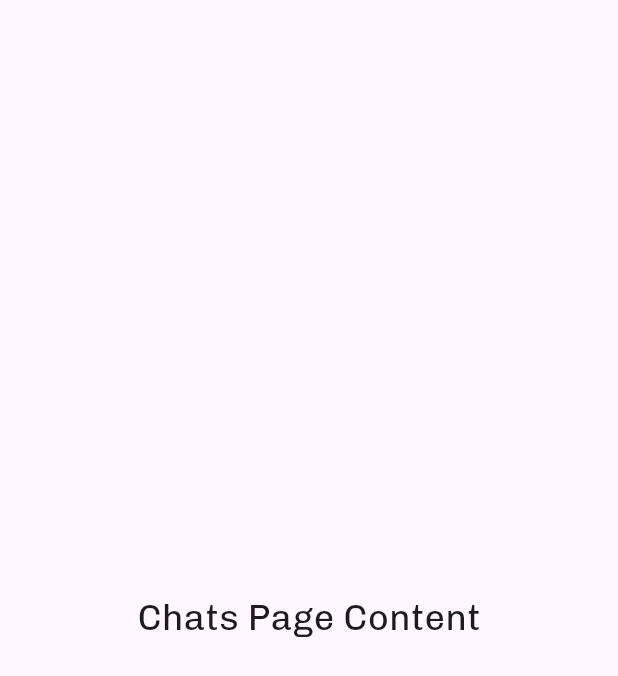
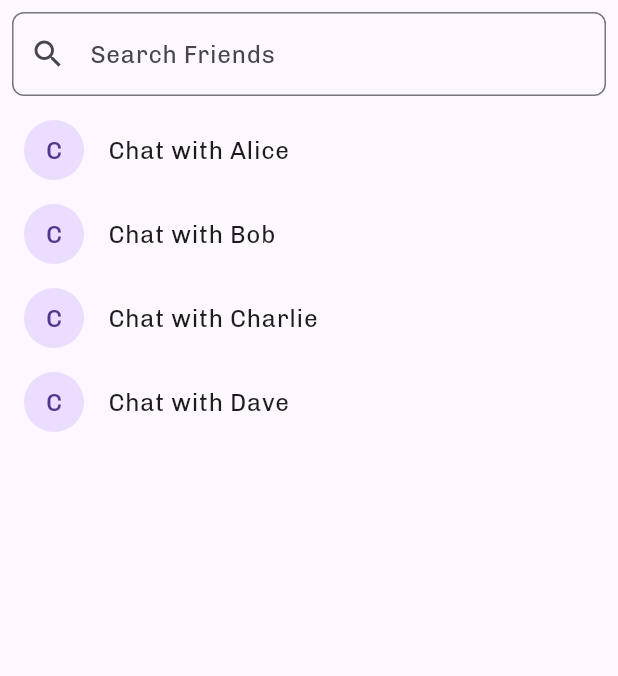
Before and after one commit to arafat-mahmud/chatspot, a Flutter app: the ChatsPage screen opened directly, on a phone screen of 412 x 824 dp. Shown: the top 676 px of the screen. Run offline on Flutter 3.47's test engine with Material 3 defaults, Android fonts, the phone set to English and light mode, and no system bars.

Commit message:
making chat list and chat screen

```diff
--- a/lib/views/chat/chat_list.dart
+++ b/lib/views/chat/chat_list.dart
@@ -0,0 +1,117 @@
+import 'package:flutter/material.dart';
+
+class ChatList extends StatefulWidget {
+  @override
+  _ChatListState createState() => _ChatListState();
+}
+
+class _ChatListState extends State<ChatList> {
+  final List<String> chatItems = [
+    'Chat with Alice',
+    'Chat with Bob',
+    'Chat with Charlie',
+    'Chat with Dave',
+  ];
+
+  late List<String> filteredChatItems;
+  final TextEditingController searchController = TextEditingController();
+  final FocusNode searchFocusNode = FocusNode();
+
+  @override
+  void initState() {
+    super.initState();
+    filteredChatItems = chatItems;
+    searchController.addListener(() {
+      filterChats();
+    });
+  }
+
+  @override
+  void dispose() {
+    searchController.dispose();
+    searchFocusNode.dispose();
+    super.dispose();
+  }
+
+  void filterChats() {
+    final query = searchController.text.toLowerCase();
+    setState(() {
+      filteredChatItems = chatItems
+          .where((chat) => chat.toLowerCase().contains(query))
+          .toList();
+    });
+  }
+
+  @override
+  Widget build(BuildContext context) {
+    return GestureDetector(
+      onTap: () {
+        FocusScope.of(context).unfocus(); // Unfocus when tapping outside
+      },
+      child: Column(
+        children: [
+          Padding(
+            padding: const EdgeInsets.all(8.0),
+            child: TextField(
+              controller: searchController,
+              focusNode: searchFocusNode,
+              decoration: InputDecoration(
+                labelText: 'Search Friends',
+                border: OutlineInputBorder(
+                  borderRadius: BorderRadius.circular(8.0),
+                ),
+                prefixIcon: Icon(Icons.search),
+              ),
+            ),
+          ),
+          Expanded(
+            child: ListView.builder(
+              itemCount: filteredChatItems.length,
+              itemBuilder: (context, index) {
+                return ListTile(
+                  leading: CircleAvatar(
+                    child: Text(filteredChatItems[index][0]),
+                  ),
+                  title: Text(filteredChatItems[index]),
+                  onTap: () {
+                    Navigator.push(
+                      context,
+                      MaterialPageRoute(
+                        builder: (context) =>
+                            ChatScreen(chatName: filteredChatItems[index]),
+                      ),
+                    ).then((_) {
+                      // Ensure the search bar is unfocused when returning
+                      searchFocusNode.unfocus();
+                    });
+                  },
+                );
+              },
+            ),
+          ),
+        ],
+      ),
+    );
+  }
+}
+
+class ChatScreen extends StatelessWidget {
+  final String chatName;
+
+  ChatScreen({required this.chatName});
+
+  @override
+  Widget build(BuildContext context) {
+    return Scaffold(
+      appBar: AppBar(
+        title: Text(chatName),
+      ),
+      body: Center(
+        child: Text(
+          'Chat with $chatName',
+          style: TextStyle(fontSize: 24.0),
+        ),
+      ),
+    );
+  }
+}
--- a/lib/views/chat/chat_screen.dart
+++ b/lib/views/chat/chat_screen.dart
@@ -1,15 +1,14 @@
 import 'package:flutter/material.dart';
+import 'chat_list.dart';
 
 class ChatsPage extends StatelessWidget {
   @override
   Widget build(BuildContext context) {
     return Scaffold(
-      body: Center(
-        child: Text(
-          'Chats Page Content',
-          style: TextStyle(fontSize: 24.0),
-        ),
-      ),
+      // appBar: AppBar(
+      //   title: Text('Chats'),
+      // ),
+      body: ChatList(),
     );
   }
 }
```
